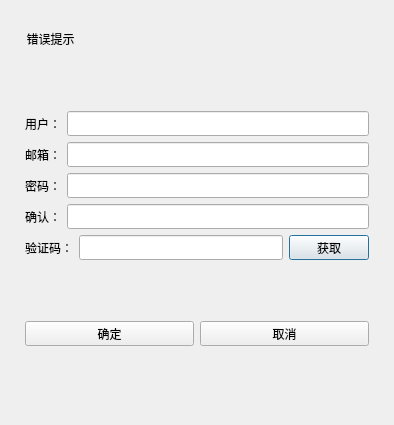
The window that code/registerdialog.ui (eaglecc/cchat) describes before a commit, drawn with Qt 5.
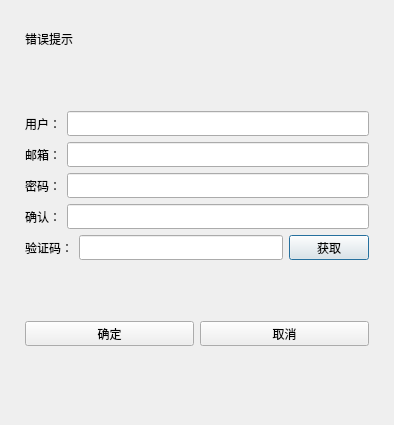
The same window after the commit.

```diff
--- a/code/registerdialog.ui
+++ b/code/registerdialog.ui
@@ -51,7 +51,7 @@
              <rect>
               <x>0</x>
               <y>0</y>
-              <width>51</width>
+              <width>365</width>
               <height>16</height>
              </rect>
             </property>
@@ -59,7 +59,7 @@
              <string>错误提示</string>
             </property>
             <property name="alignment">
-             <set>Qt::AlignCenter</set>
+             <set>Qt::AlignLeading|Qt::AlignLeft|Qt::AlignVCenter</set>
             </property>
            </widget>
           </widget>
```
